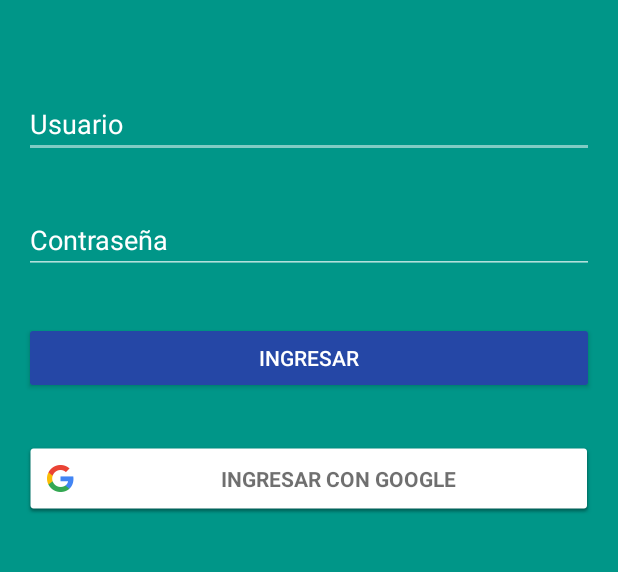
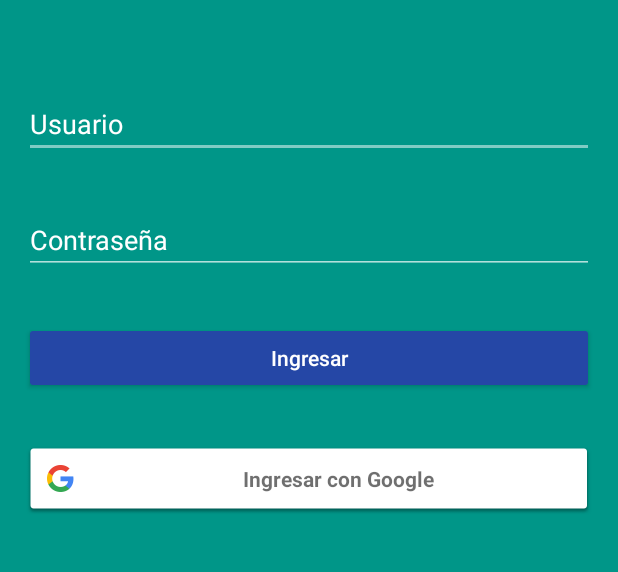
Before and after one commit to roska87/viander-mobile, an Android app: the LoginActivity screen opened directly, with no data from a screen before it, on a phone screen of 412 x 824 dp, the part 258-830 px from its top. Run offline under Robolectric (Android 15) with nearby library versions, the light colour scheme and no system bars; our stand-ins replace Room's generated code.

Commit message:
buttons text

```diff
--- a/app/src/main/java/com/bit/viandermobile/LoginActivity.java
+++ b/app/src/main/java/com/bit/viandermobile/LoginActivity.java
@@ -61,6 +61,7 @@ public class LoginActivity extends AppCompatActivity {
         sessionViewModel = new ViewModelProvider(this, new SessionFactory(getApplication())).get(SessionViewModel.class);
 
         // calling on click listener for login button.
+        loginBtn.setTransformationMethod(null);
         loginBtn.setOnClickListener(new View.OnClickListener() {
             @Override
             public void onClick(View v) {
@@ -125,7 +126,6 @@ public class LoginActivity extends AppCompatActivity {
         // Find the TextView that is inside of the SignInButton and set its text
         for (int i = 0; i < signInButton.getChildCount(); i++) {
             View v = signInButton.getChildAt(i);
-
             if (v instanceof TextView) {
                 TextView tv = (TextView) v;
                 tv.setText(buttonText);
--- a/app/src/main/res/values/strings.xml
+++ b/app/src/main/res/values/strings.xml
@@ -6,7 +6,7 @@
     <string name="logout">Salir</string>
 
     <string name="logo">Logo Viander</string>
-    <string name="google_login">INGRESAR CON GOOGLE</string>
+    <string name="google_login">Ingresar con Google</string>
 
     <string name="enter_fields_login">Debe ingresar usuario y contraseña</string>
 </resources>
```
